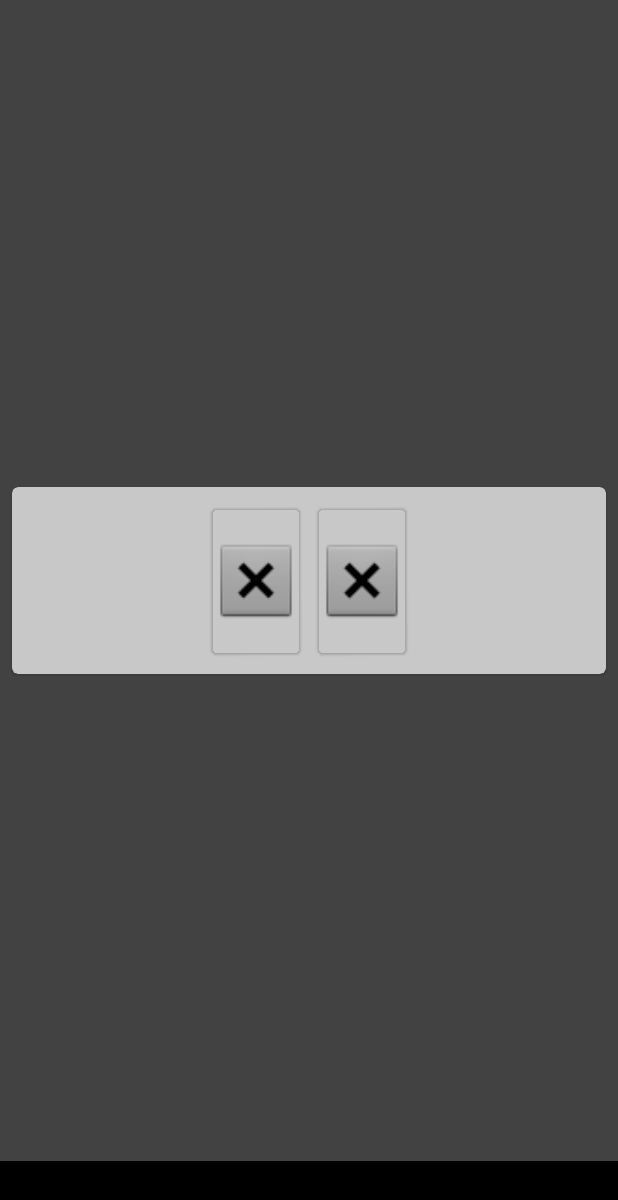
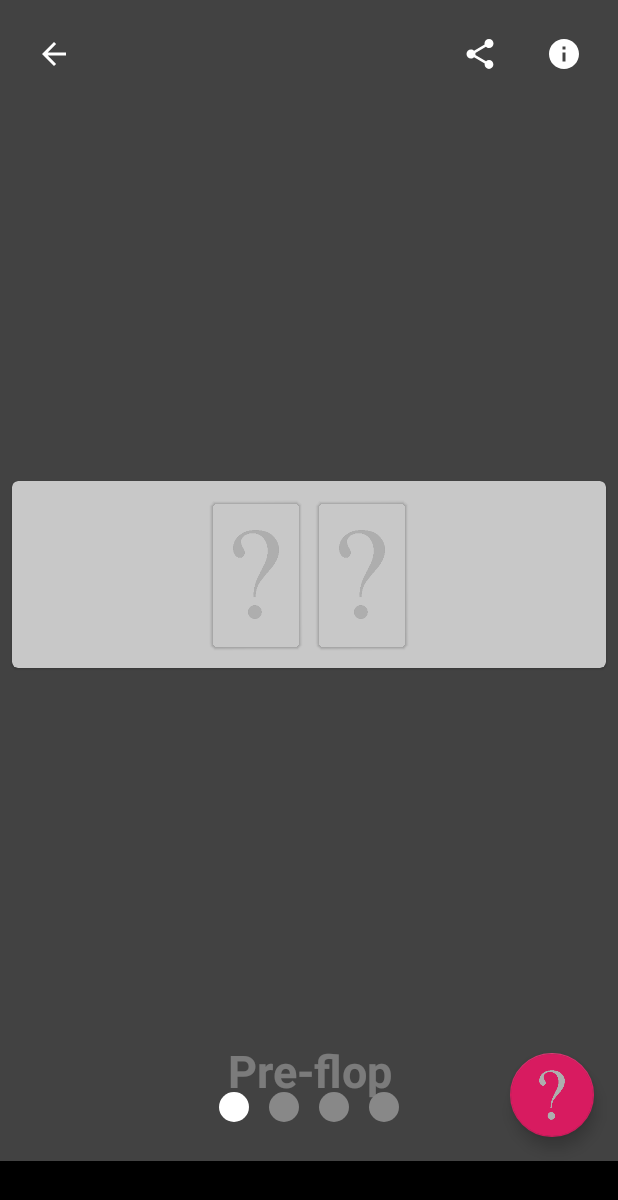
Before and after one commit to MoonLight-inc/Poker-Prophet, an Android app: the HoldemFragment screen opened through its navigation route, on a phone screen of 412 x 824 dp. Shown: the top 1200 px of the screen. Run offline under Robolectric (Android 15) with nearby library versions, the phone set to English and light mode, and no system bars; our stand-ins replace AdMob.

Commit message:
Add dots stage-stepper. FAB rules template. Custom toolbar ( Back, info, share)

```diff
--- a/app/src/main/java/com/moonlight/pokerprophet/frags/HoldemFragment.java
+++ b/app/src/main/java/com/moonlight/pokerprophet/frags/HoldemFragment.java
@@ -4,6 +4,7 @@ package com.moonlight.pokerprophet.frags;
 import android.app.AlertDialog;
 import android.content.DialogInterface;
 import android.graphics.Color;
+import android.graphics.PorterDuff;
 import android.graphics.drawable.Drawable;
 import android.os.Bundle;
 import android.os.Handler;
@@ -11,6 +12,7 @@ import android.view.LayoutInflater;
 import android.view.View;
 import android.view.ViewGroup;
 import android.widget.ImageButton;
+import android.widget.ImageView;
 import android.widget.LinearLayout;
 import android.widget.TextView;
 
@@ -39,6 +41,7 @@ import java.util.List;
 public class HoldemFragment extends Fragment {
 
 
+    private static final int MAX_STAGE = 4;
     //private MaterialCardView hand1, hand2, table1, table2, table3, table4, table5, clicked;
     private AlertDialog.Builder builder;
     private AlertDialog dial;
@@ -49,11 +52,12 @@ public class HoldemFragment extends Fragment {
     private Handler delayRun = new Handler();
     private LinearLayout linearLayout3;
     private SwipeRefreshLayout swipe;
+    TextView stage;
 
 
     private MaterialCardView card1, card2, card3;
     private ArrayList<MaterialCardView> cards = new ArrayList<>();
-
+    View root;
     public HoldemFragment() {
         // Required empty public constructor
     }
@@ -61,7 +65,7 @@ public class HoldemFragment extends Fragment {
     @Override
     public View onCreateView(LayoutInflater inflater, ViewGroup container,
                              Bundle savedInstanceState) {
-        View root = inflater.inflate(R.layout.fragment_holdem, container, false);
+        root = inflater.inflate(R.layout.fragment_holdem, container, false);
         System.out.println("onCreateView, АЛО");
         cards.add(root.findViewById(R.id.hand1));
         cards.add(root.findViewById(R.id.hand2));
@@ -75,8 +79,9 @@ public class HoldemFragment extends Fragment {
         card3 = root.findViewById(R.id.card3);
         adviceTxt = root.findViewById(R.id.textView);
         linearLayout3 = root.findViewById(R.id.linearLayout3);
+        stage = root.findViewById(R.id.stage);
         swipe = root.findViewById(R.id.swipe);
-
+        bottomProgressDots(1);
         linearLayout3.setAlpha(0);
         cards.subList(5, 7).forEach((c) -> c.setVisibility(View.GONE));
         card3.setVisibility(View.VISIBLE);
@@ -86,28 +91,15 @@ public class HoldemFragment extends Fragment {
             @Override
             public void onRefresh() {
                 if (card1.getVisibility() == View.VISIBLE) {
-                    card1.animate().alpha(0).x(-1000).setDuration(500).start();
                     TransitionManager.beginDelayedTransition(container);
                     card1.setVisibility(View.GONE);
                 }
                 if (card2.getVisibility() == View.VISIBLE) {
-                    card2.animate().alpha(0).x(1000).setDuration(500).start();
                     TransitionManager.beginDelayedTransition(container);
                     card2.setVisibility(View.GONE);
                 }
-
-                getFragmentManager().popBackStack();
-                if ((cards.get(0).getTag() != null) | (cards.get(1).getTag() != null))
-                    linearLayout3.animate().alpha(0).setDuration(500).withEndAction(new Runnable() {
-                        @Override
-                        public void run() {
-
-                            Navigation.findNavController(root).navigate(R.id.holdemFragment);
-                            // TODO Navigation.findNavController(root).popBackStack();
-                        }
-                    }).start();
-
-
+                cards.forEach(c -> ((ImageView) c.getChildAt(0)).setImageResource(R.drawable.question));
+                bottomProgressDots(1);
             }
         });
         View.OnClickListener onClickListener = new View.OnClickListener() {
@@ -154,6 +146,7 @@ public class HoldemFragment extends Fragment {
                         if ((cards.get(0).getTag() != null) && (cards.get(1).getTag() != null) && (card2.getVisibility() != View.VISIBLE)) {
                             TransitionManager.beginDelayedTransition(container);
                             card2.setVisibility(View.VISIBLE);
+                            bottomProgressDots(2);
                             delayRun.postDelayed(new Runnable() {
                                 @Override
                                 public void run() {
@@ -172,10 +165,12 @@ public class HoldemFragment extends Fragment {
                             if ((cards.get(2).getTag() != null) && (cards.get(3).getTag() != null) && (cards.get(4).getTag() != null)) {
                                 TransitionManager.beginDelayedTransition(container, new AutoTransition().setDuration(300));
                                 cards.get(5).setVisibility(View.VISIBLE);
+                                bottomProgressDots(3);
                             }
                             if (cards.get(5).getTag() != null) {
                                 TransitionManager.beginDelayedTransition(container, new AutoTransition().setDuration(300));
                                 cards.get(6).setVisibility(View.VISIBLE);
+                                bottomProgressDots(4);
                             }
                             if (cards.get(6).getTag() != null) {
                                 adviceTxt.animate().alpha(0).setDuration(1000).withEndAction(new Runnable() {
@@ -241,4 +236,53 @@ public class HoldemFragment extends Fragment {
         return rvlm;
     }
 
+
+    private void bottomProgressDots(int current_index) {
+        current_index--;
+        LinearLayout dotsLayout = root.findViewById(R.id.layoutDots);
+        ImageView[] dots = new ImageView[MAX_STAGE];
+        dotsLayout.removeAllViews();
+        for (int i = 0; i < dots.length; i++) {
+            dots[i] = new ImageView(getContext());
+            int width_height = 30;
+            LinearLayout.LayoutParams params = new LinearLayout.LayoutParams(new ViewGroup.LayoutParams(width_height, width_height));
+            params.setMargins(10, 10, 10, 10);
+            dots[i].setLayoutParams(params);
+            dots[i].setImageResource(R.drawable.shape_circle);
+            dots[i].setColorFilter(Color.GRAY, PorterDuff.Mode.SRC_IN);
+            dotsLayout.addView(dots[i]);
+        }
+
+        if (dots.length > 0) {
+            dots[current_index].setImageResource(R.drawable.shape_circle);
+            dots[current_index].setColorFilter(R.color.colorPrimary, PorterDuff.Mode.DST);
+        }
+
+        switch (current_index) {
+            case 0:
+                setAnimText(stage, R.string.stage0);
+                break;
+            case 1:
+                setAnimText(stage, R.string.stage1);
+                break;
+            case 2:
+                setAnimText(stage, R.string.stage2);
+                break;
+            case 3:
+                setAnimText(stage, R.string.stage3);
+                break;
+        }
+    }
+
+
+    private void setAnimText(TextView text, Integer stringRes) {
+        text.animate().alpha(0).setDuration(300).withEndAction(new Runnable() {
+            @Override
+            public void run() {
+                text.setText(stringRes);
+                text.animate().alpha(1).setDuration(300).start();
+            }
+        }).start();
+    }
+
 }
--- /dev/null
+++ b/app/src/main/res/drawable/ic_arrow_back.xml
@@ -0,0 +1,9 @@
+<vector xmlns:android="http://schemas.android.com/apk/res/android"
+    android:width="24dp"
+    android:height="24dp"
+    android:viewportWidth="24.0"
+    android:viewportHeight="24.0">
+    <path
+        android:fillColor="#FFFFFFFF"
+        android:pathData="M20,11H7.83l5.59,-5.59L12,4l-8,8 8,8 1.41,-1.41L7.83,13H20v-2z" />
+</vector>
--- /dev/null
+++ b/app/src/main/res/drawable/ic_info.xml
@@ -0,0 +1,9 @@
+<vector xmlns:android="http://schemas.android.com/apk/res/android"
+    android:width="24dp"
+    android:height="24dp"
+    android:viewportWidth="24.0"
+    android:viewportHeight="24.0">
+    <path
+        android:fillColor="#FFFFFFFF"
+        android:pathData="M12,2C6.48,2 2,6.48 2,12s4.48,10 10,10 10,-4.48 10,-10S17.52,2 12,2zM13,17h-2v-6h2v6zM13,9h-2L11,7h2v2z" />
+</vector>
--- /dev/null
+++ b/app/src/main/res/drawable/shape_circle.xml
@@ -0,0 +1,6 @@
+<?xml version="1.0" encoding="utf-8"?>
+<shape xmlns:android="http://schemas.android.com/apk/res/android"
+    android:shape="oval">
+    <solid android:color="@android:color/white" />
+
+</shape>
--- a/app/src/main/res/layout/card_holder.xml
+++ b/app/src/main/res/layout/card_holder.xml
@@ -13,6 +13,6 @@
         android:layout_height="98dp"
         android:adjustViewBounds="true"
         android:layout_gravity="center"
-        app:srcCompat="@android:drawable/btn_dialog" />
+        app:srcCompat="@drawable/question" />
 
 </com.google.android.material.card.MaterialCardView>
--- a/app/src/main/res/layout/fragment_holdem.xml
+++ b/app/src/main/res/layout/fragment_holdem.xml
@@ -1,25 +1,65 @@
 <?xml version="1.0" encoding="utf-8"?>
 <androidx.swiperefreshlayout.widget.SwipeRefreshLayout xmlns:android="http://schemas.android.com/apk/res/android"
+    xmlns:app="http://schemas.android.com/apk/res-auto"
     xmlns:tools="http://schemas.android.com/tools"
     android:id="@+id/swipe"
     android:layout_width="match_parent"
     android:layout_height="match_parent"
     tools:context=".frags.HoldemFragment">
 
-    <LinearLayout xmlns:android="http://schemas.android.com/apk/res/android"
-        xmlns:app="http://schemas.android.com/apk/res-auto"
-        xmlns:tools="http://schemas.android.com/tools"
+    <androidx.constraintlayout.widget.ConstraintLayout
         android:layout_width="match_parent"
         android:layout_height="match_parent"
-        android:background="@color/cardview_dark_background"
+        android:background="@color/cardview_dark_background">
+
+        <androidx.appcompat.widget.AppCompatImageButton
+            android:id="@+id/back_btn"
+            android:layout_width="56dp"
+            android:layout_height="56dp"
+            android:layout_marginStart="8dp"
+            android:layout_marginTop="8dp"
+            android:background="#00000000"
+            android:src="@drawable/ic_arrow_back"
+            app:layout_constraintStart_toStartOf="parent"
+            app:layout_constraintTop_toTopOf="parent" />
+
+
+        <androidx.appcompat.widget.AppCompatImageButton
+            android:id="@+id/share_btn"
+            android:layout_width="56dp"
+            android:layout_height="56dp"
+            android:layout_marginTop="8dp"
+            android:background="#00000000"
+            android:src="@drawable/ic_share"
+            app:layout_constraintEnd_toStartOf="@id/info_btn"
+            app:layout_constraintTop_toTopOf="parent" />
+
+        <androidx.appcompat.widget.AppCompatImageButton
+            android:id="@+id/info_btn"
+            android:layout_width="56dp"
+            android:layout_height="56dp"
+            android:layout_marginTop="8dp"
+            android:layout_marginEnd="8dp"
+            android:background="#00000000"
+            android:src="@drawable/ic_info"
+            app:layout_constraintEnd_toEndOf="parent"
+            app:layout_constraintTop_toTopOf="parent" />
+
+        <LinearLayout
+            android:id="@+id/linearLayout"
+            android:layout_width="match_parent"
+            android:layout_height="0dp"
             android:gravity="center"
-        android:orientation="vertical">
+            android:orientation="vertical"
+            app:layout_constraintBottom_toTopOf="@id/fb"
+            app:layout_constraintTop_toBottomOf="@+id/back_btn">
             <!--    android:background="@drawable/grad_bg"-->
             <com.google.android.material.card.MaterialCardView
                 android:id="@+id/card1"
                 android:layout_width="match_parent"
                 android:layout_height="wrap_content"
                 android:layout_margin="8dp"
+                android:animateLayoutChanges="true"
                 android:visibility="gone"
                 app:cardBackgroundColor="@color/card"
                 app:layout_constraintTop_toTopOf="parent"
@@ -33,8 +73,7 @@
                     android:layout_margin="8dp"
                     android:baselineAligned="false"
                     android:gravity="center"
-                android:orientation="horizontal"
-                app:layout_constraintTop_toBottomOf="@+id/rules_btn">
+                    android:orientation="horizontal">
 
                     <include
                         android:id="@+id/table1"
@@ -83,6 +122,7 @@
                 android:layout_width="match_parent"
                 android:layout_height="100dp"
                 android:layout_margin="8dp"
+                android:animateLayoutChanges="true"
                 android:visibility="gone"
                 app:cardBackgroundColor="@color/card"
                 app:layout_constraintTop_toBottomOf="@id/card1">
@@ -108,6 +148,7 @@
                 android:layout_width="match_parent"
                 android:layout_height="wrap_content"
                 android:layout_margin="8dp"
+                android:animateLayoutChanges="true"
                 android:visibility="gone"
                 app:cardBackgroundColor="@color/card"
                 app:layout_constraintTop_toBottomOf="@id/card2"
@@ -146,4 +187,42 @@
 
         </LinearLayout>
 
+        <TextView
+            android:id="@+id/stage"
+            android:layout_width="match_parent"
+            android:layout_height="wrap_content"
+            android:gravity="center"
+            android:paddingBottom="40dp"
+            android:text="123"
+            android:textColor="#4DFFFFFF"
+            android:textSize="30sp"
+            android:textStyle="bold"
+            app:layout_constraintBottom_toBottomOf="@+id/layoutDots"
+            app:layout_constraintEnd_toEndOf="parent"
+            app:layout_constraintStart_toStartOf="parent" />
+
+        <LinearLayout
+            android:id="@+id/layoutDots"
+            android:layout_width="wrap_content"
+            android:layout_height="0dp"
+            android:layout_weight="1"
+            android:animateLayoutChanges="false"
+            android:gravity="center"
+            android:orientation="horizontal"
+            app:layout_constraintBottom_toBottomOf="parent"
+            app:layout_constraintEnd_toEndOf="parent"
+            app:layout_constraintStart_toStartOf="parent"
+            app:layout_constraintTop_toTopOf="@id/fb" />
+
+        <com.google.android.material.floatingactionbutton.FloatingActionButton
+            android:id="@+id/fb"
+            android:layout_width="wrap_content"
+            android:layout_height="wrap_content"
+            android:layout_marginEnd="16dp"
+            android:layout_marginBottom="16dp"
+            android:src="@drawable/question"
+            app:layout_constraintBottom_toBottomOf="parent"
+            app:layout_constraintEnd_toEndOf="parent"
+            app:maxImageSize="36dp" />
+    </androidx.constraintlayout.widget.ConstraintLayout>
 </androidx.swiperefreshlayout.widget.SwipeRefreshLayout>
--- a/app/src/main/res/layout/fragment_start.xml
+++ b/app/src/main/res/layout/fragment_start.xml
@@ -8,8 +8,6 @@
     android:gravity="center"
     android:orientation="vertical"
     tools:context=".frags.StartFragment">
-    <!--    android:background="@drawable/grad_bg"-->
-    <!-- TODO: Update blank fragment layout -->
 
     <com.google.android.material.card.MaterialCardView
         android:id="@+id/omaha_card"
--- a/app/src/main/res/values/strings.xml
+++ b/app/src/main/res/values/strings.xml
@@ -2,4 +2,8 @@
     <string name="app_name">Poker Prophet</string>
     <string name="holdem_str">Холдем\n--------&gt;</string>
     <string name="omaha_str">Омаха\n&lt;--------</string>
+    <string name="stage0">Pre-flop</string>
+    <string name="stage1">Flop</string>
+    <string name="stage2">Turn</string>
+    <string name="stage3">River</string>
 </resources>
```
Also changed, not shown: app/src/main/res/drawable/question.png (added). Lines whose indentation alone changed are shown as unchanged.
